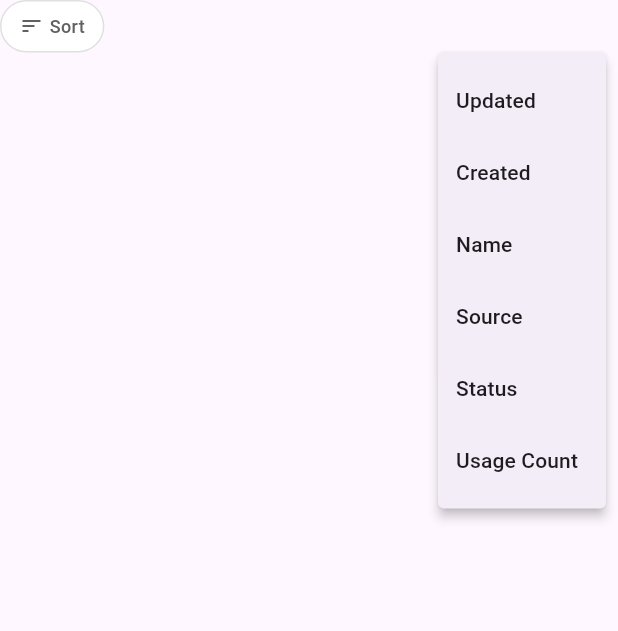
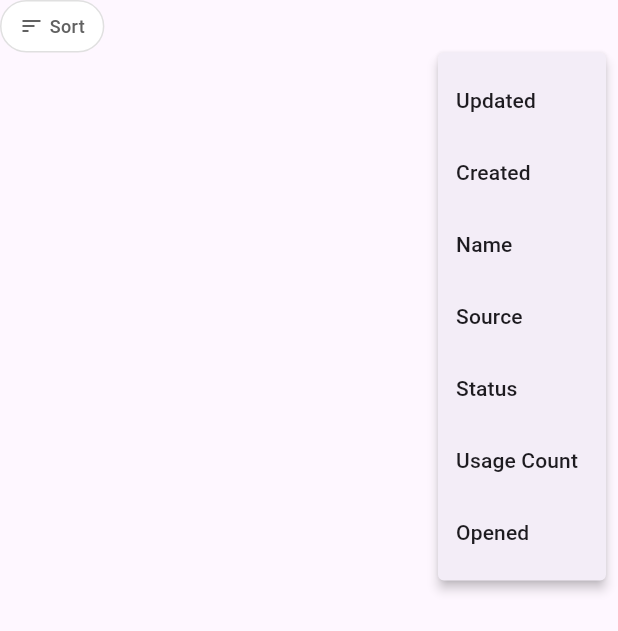
Before and after one commit to arran4/flutter_jules, a Flutter app: the SortPillsWidget widget shown alone on an empty page, opened directly with empty values, after a tap on "Sort", on a phone screen of 412 x 824 dp. Shown: the top 631 px of the screen. Run offline on Flutter 3.47's test engine with Material 3 defaults, Android fonts, the phone set to English and light mode, and no system bars; our stand-ins replace flutter_local_notifications, flutter_markdown, flutter_secure_storage, google_sign_in, shared_preferences; missing offline and left inert: dartobjectutils, duration, tray_manager, window_manager; accounts and stored records are empty; network calls fail; statements that could not run were skipped.

Commit message:
feat: Add "Last Opened" date to session metadata
This commit introduces a "Last Opened" date to each session's metadata.

- The `CacheMetadata` model is used to store the `lastOpened` timestamp.
- The `SessionProvider` is updated to handle the new field, including sorting logic.
- The `SessionListScreen` now displays the "Last Opened" date and allows sorting by this field.

```diff
--- a/lib/models/search_filter.dart
+++ b/lib/models/search_filter.dart
@@ -72,7 +72,7 @@ class FilterToken {
       id.hashCode ^ type.hashCode ^ value.hashCode ^ mode.hashCode;
 }
 
-enum SortField { updated, created, name, source, status, count }
+enum SortField { updated, created, name, source, status, count, opened }
 
 enum SortDirection { ascending, descending }
 
--- a/lib/ui/widgets/sort_pills_widget.dart
+++ b/lib/ui/widgets/sort_pills_widget.dart
@@ -223,6 +223,8 @@ class SortPillsWidget extends StatelessWidget {
         return "Status";
       case SortField.count:
         return "Usage Count";
+      case SortField.opened:
+        return 'Opened';
     }
   }
 }
```
Also changed, not shown: lib/ui/screens/session_list_screen.dart (+34 -1 lines).
